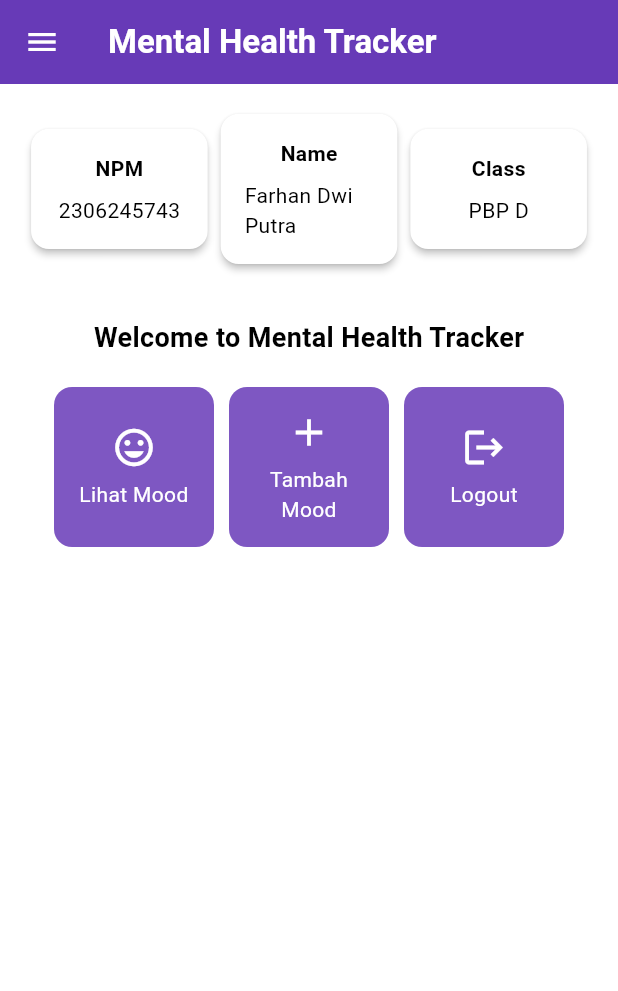
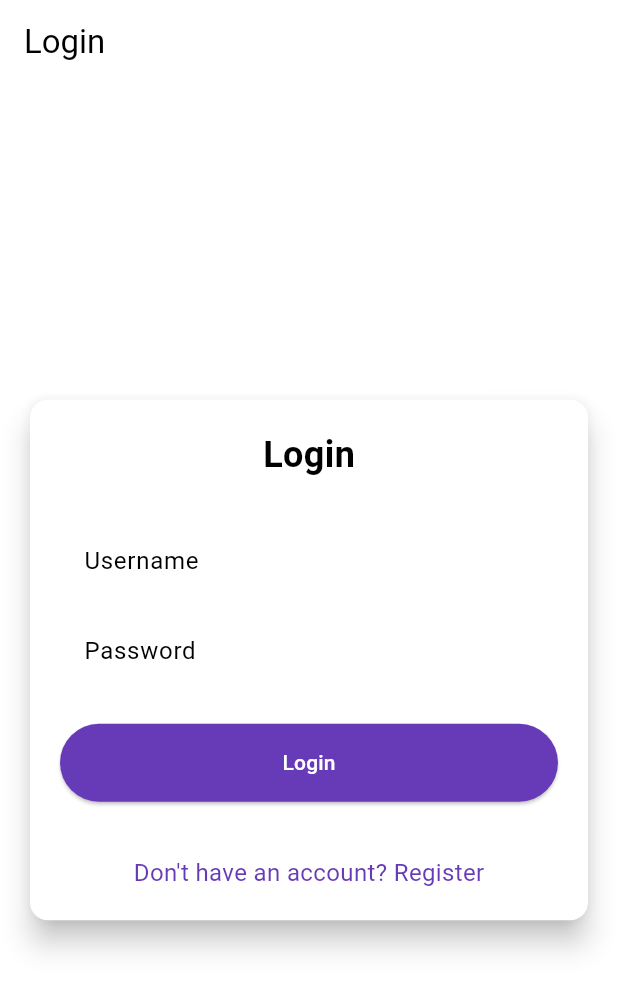
Before and after one commit to farhandp22/Mental-Health-Tracker-Mobile, a Flutter app: the screen it shows after launch, on a phone screen of 412 x 824 dp. Shown: the top 991 px of the screen. Run offline on Flutter 3.47's test engine with Material 3 defaults, Android fonts, the phone set to English and light mode, and no system bars; missing offline and left inert: pbp_django_auth.

Commit message:
tutorial 8

```diff
--- a/lib/main.dart
+++ b/lib/main.dart
@@ -1,39 +1,31 @@
 import 'package:flutter/material.dart';
+import 'package:mental_health_tracker/screens/login.dart';
 import 'package:mental_health_tracker/screens/menu.dart';
+import 'package:pbp_django_auth/pbp_django_auth.dart';
+import 'package:provider/provider.dart';
 void main() {
   runApp(const MyApp());
 }
-
 class MyApp extends StatelessWidget {
   const MyApp({super.key});
 
-  // This widget is the root of your application.
   @override
   Widget build(BuildContext context) {
-
-    return MaterialApp(
-      title: 'Flutter Demo',
-      theme: ThemeData(
-        // This is the theme of your application.
-        //
-        // TRY THIS: Try running your application with "flutter run". You'll see
-        // the application has a purple toolbar. Then, without quitting the app,
-        // try changing the seedColor in the colorScheme below to Colors.green
-        // and then invoke "hot reload" (save your changes or press the "hot
-        // reload" button in a Flutter-supported IDE, or press "r" if you used
-        // the command line to start the app).
-        //
-        // Notice that the counter didn't reset back to zero; the application
-        // state is not lost during the reload. To reset the state, use hot
-        // restart instead.
-        //
-        // This works for code too, not just values: Most code changes can be
-        // tested with just a hot reload.
-        colorScheme: ColorScheme.fromSwatch(primarySwatch: Colors.deepPurple,
+    return Provider(
+      create: (_) {
+        CookieRequest request = CookieRequest();
+        return request;
+      },
+      child: MaterialApp(
+        title: 'Mental Health Tracker',
+        theme: ThemeData(
+          useMaterial3: true,
+          colorScheme: ColorScheme.fromSwatch(
+            primarySwatch: Colors.deepPurple,
           ).copyWith(secondary: Colors.deepPurple[400]),
-        useMaterial3: true,
+        ),
+        home: const LoginPage(),
       ),
-      home: MyHomePage(),
     );
   }
 }
--- /dev/null
+++ b/lib/screens/login.dart
@@ -0,0 +1,182 @@
+import 'package:mental_health_tracker/screens/menu.dart';
+import 'package:flutter/material.dart';
+import 'package:mental_health_tracker/screens/register.dart';
+import 'package:pbp_django_auth/pbp_django_auth.dart';
+import 'package:provider/provider.dart';
+// TODO: Import halaman RegisterPage jika sudah dibuat
+
+void main() {
+  runApp(const LoginApp());
+}
+
+class LoginApp extends StatelessWidget {
+  const LoginApp({super.key});
+
+  @override
+  Widget build(BuildContext context) {
+    return MaterialApp(
+      title: 'Login',
+      theme: ThemeData(
+        useMaterial3: true,
+        colorScheme: ColorScheme.fromSwatch(
+          primarySwatch: Colors.deepPurple,
+        ).copyWith(secondary: Colors.deepPurple[400]),
+      ),
+      home: const LoginPage(),
+    );
+  }
+}
+
+class LoginPage extends StatefulWidget {
+  const LoginPage({super.key});
+
+  @override
+  State<LoginPage> createState() => _LoginPageState();
+}
+
+class _LoginPageState extends State<LoginPage> {
+  final TextEditingController _usernameController = TextEditingController();
+  final TextEditingController _passwordController = TextEditingController();
+
+  @override
+  Widget build(BuildContext context) {
+    final request = context.watch<CookieRequest>();
+
+    return Scaffold(
+      appBar: AppBar(
+        title: const Text('Login'),
+      ),
+      body: Center(
+        child: SingleChildScrollView(
+          padding: const EdgeInsets.all(16.0),
+          child: Card(
+            elevation: 8,
+            shape: RoundedRectangleBorder(
+              borderRadius: BorderRadius.circular(12.0),
+            ),
+            child: Padding(
+              padding: const EdgeInsets.all(20.0),
+              child: Column(
+                mainAxisSize: MainAxisSize.min,
+                children: [
+                  const Text(
+                    'Login',
+                    style: TextStyle(
+                      fontSize: 24.0,
+                      fontWeight: FontWeight.bold,
+                    ),
+                  ),
+                  const SizedBox(height: 30.0),
+                  TextField(
+                    controller: _usernameController,
+                    decoration: const InputDecoration(
+                      labelText: 'Username',
+                      hintText: 'Enter your username',
+                      border: OutlineInputBorder(
+                        borderRadius: BorderRadius.all(Radius.circular(12.0)),
+                      ),
+                      contentPadding:
+                          EdgeInsets.symmetric(horizontal: 12.0, vertical: 8.0),
+                    ),
+                  ),
+                  const SizedBox(height: 12.0),
+                  TextField(
+                    controller: _passwordController,
+                    decoration: const InputDecoration(
+                      labelText: 'Password',
+                      hintText: 'Enter your password',
+                      border: OutlineInputBorder(
+                        borderRadius: BorderRadius.all(Radius.circular(12.0)),
+                      ),
+                      contentPadding:
+                          EdgeInsets.symmetric(horizontal: 12.0, vertical: 8.0),
+                    ),
+                    obscureText: true,
+                  ),
+                  const SizedBox(height: 24.0),
+                  ElevatedButton(
+                    onPressed: () async {
+                      String username = _usernameController.text;
+                      String password = _passwordController.text;
+
+                      // Cek kredensial
+                      // TODO: Ganti URL dan jangan lupa tambahkan trailing slash (/) di akhir URL!
+                      // Untuk menyambungkan Android emulator dengan Django pada localhost,
+                      // gunakan URL http://10.0.2.2/
+                      final response = await request
+                          .login("http://127.0.0.1:8000/auth/login/", {
+                        'username': username,
+                        'password': password,
+                      });
+
+                      if (request.loggedIn) {
+                        String message = response['message'];
+                        String uname = response['username'];
+                        if (context.mounted) {
+                          Navigator.pushReplacement(
+                            context,
+                            MaterialPageRoute(
+                                builder: (context) => MyHomePage()),
+                          );
+                          ScaffoldMessenger.of(context)
+                            ..hideCurrentSnackBar()
+                            ..showSnackBar(
+                              SnackBar(
+                                  content:
+                                      Text("$message Selamat datang, $uname.")),
+                            );
+                        }
+                      } else {
+                        if (context.mounted) {
+                          showDialog(
+                            context: context,
+                            builder: (context) => AlertDialog(
+                              title: const Text('Login Gagal'),
+                              content: Text(response['message']),
+                              actions: [
+                                TextButton(
+                                  child: const Text('OK'),
+                                  onPressed: () {
+                                    Navigator.pop(context);
+                                  },
+                                ),
+                              ],
+                            ),
+                          );
+                        }
+                      }
+                    },
+                    style: ElevatedButton.styleFrom(
+                      foregroundColor: Colors.white,
+                      minimumSize: Size(double.infinity, 50),
+                      backgroundColor: Theme.of(context).colorScheme.primary,
+                      padding: const EdgeInsets.symmetric(vertical: 16.0),
+                    ),
+                    child: const Text('Login'),
+                  ),
+                  const SizedBox(height: 36.0),
+                  GestureDetector(
+                    onTap: () {
+                      Navigator.push(
+                        context,
+                        MaterialPageRoute(
+                            builder: (context) => const RegisterPage()),
+                      );
+                    },
+                    child: Text(
+                      'Don\'t have an account? Register',
+                      style: TextStyle(
+                        color: Theme.of(context).colorScheme.primary,
+                        fontSize: 16.0,
+                      ),
+                    ),
+                  ),
+                ],
+              ),
+            ),
+          ),
+        ),
+      ),
+    );
+  }
+}
--- a/pubspec.yaml
+++ b/pubspec.yaml
@@ -35,6 +35,8 @@ dependencies:
   # The following adds the Cupertino Icons font to your application.
   # Use with the CupertinoIcons class for iOS style icons.
   cupertino_icons: ^1.0.8
+  provider: ^6.1.2
+  pbp_django_auth: ^0.4.0
 
 dev_dependencies:
   flutter_test:
```
Also changed, not shown: lib/Widgets/Left_drawer.dart (+19 -0 lines), lib/Widgets/mood_card.dart (+37 -1 lines), lib/models/mood_entry.dart (added, +65 -0 lines), lib/screens/list_moodentry.dart (added, +90 -0 lines), lib/screens/moodentry_form.dart (+39 -4 lines), lib/screens/register.dart (added, +166 -0 lines), pubspec.lock, 8 other files.
